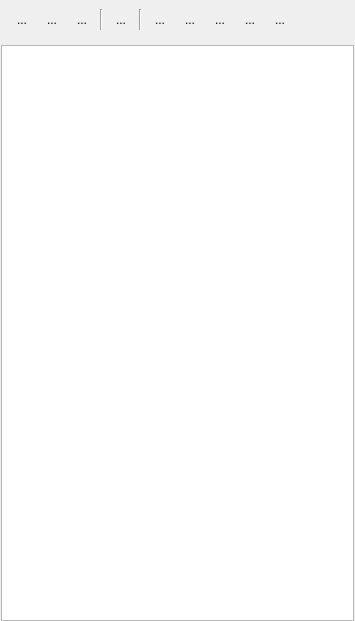
The window that sources/lusan/view/common/ui/NaviFileSystem.ui (aregtech/areg-sdk-tools) describes before a commit, drawn with Qt 5.
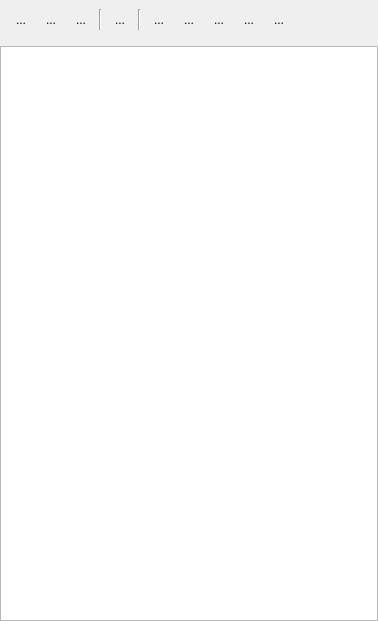
The same window after the commit. Icons and pictures are not drawn.

Diff of the .ui file:
```diff
--- a/sources/lusan/view/common/ui/NaviFileSystem.ui
+++ b/sources/lusan/view/common/ui/NaviFileSystem.ui
@@ -6,7 +6,7 @@
    <rect>
     <x>0</x>
     <y>0</y>
-    <width>355</width>
+    <width>378</width>
     <height>621</height>
    </rect>
   </property>
@@ -19,16 +19,27 @@
   <property name="windowTitle">
    <string>Form</string>
   </property>
-  <widget class="QWidget" name="verticalLayoutWidget">
-   <property name="geometry">
-    <rect>
-     <x>1</x>
-     <y>0</y>
-     <width>353</width>
-     <height>621</height>
-    </rect>
+  <layout class="QHBoxLayout" name="horizontalLayout_2">
+   <property name="spacing">
+    <number>0</number>
    </property>
+   <property name="leftMargin">
+    <number>0</number>
+   </property>
+   <property name="topMargin">
+    <number>0</number>
+   </property>
+   <property name="rightMargin">
+    <number>0</number>
+   </property>
+   <property name="bottomMargin">
+    <number>0</number>
+   </property>
+   <item>
    <layout class="QVBoxLayout" name="verticalLayout">
+     <property name="spacing">
+      <number>7</number>
+     </property>
     <item alignment="Qt::AlignmentFlag::AlignLeft">
      <widget class="QWidget" name="widget" native="true">
       <property name="sizePolicy">
@@ -241,7 +252,10 @@
     <item>
      <widget class="QTreeView" name="treeView">
       <property name="autoFillBackground">
-       <bool>true</bool>
+        <bool>false</bool>
+       </property>
+       <property name="sizeAdjustPolicy">
+        <enum>QAbstractScrollArea::SizeAdjustPolicy::AdjustToContents</enum>
       </property>
       <property name="editTriggers">
        <set>QAbstractItemView::EditTrigger::EditKeyPressed</set>
@@ -261,7 +275,8 @@
      </widget>
     </item>
    </layout>
-  </widget>
+   </item>
+  </layout>
  </widget>
  <resources/>
  <connections/>
```
Left out of the diff: 3 changed lines with no effect on the pictures. Lines whose indentation alone changed are shown as unchanged.
